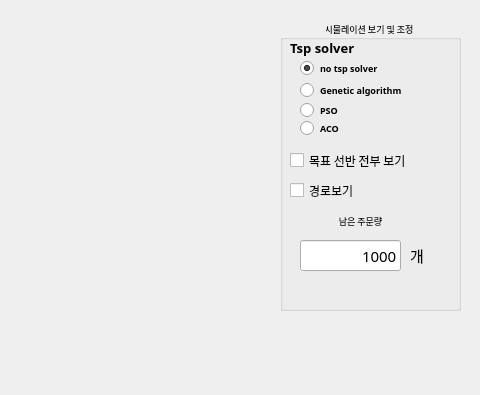
The window that Simulator.ui (JeonHyeongJunKW/warehouse-simulator) describes before a commit, drawn with Qt 5; both pictures show x 420 to 900 and y 0 to 395 of the 900 by 500 pixel window.
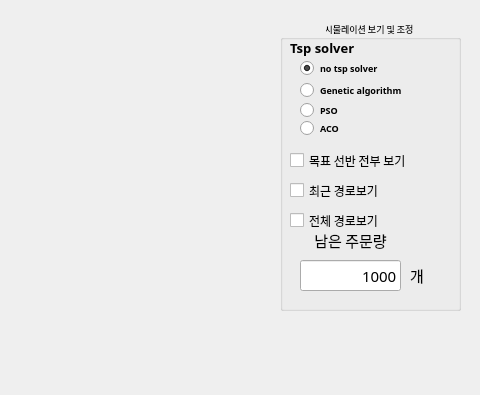
The same window after the commit.

```diff
--- a/Simulator.ui
+++ b/Simulator.ui
@@ -185,18 +185,23 @@
      </font>
     </property>
     <property name="text">
-     <string>경로보기 </string>
+     <string>최근 경로보기 </string>
     </property>
    </widget>
    <widget class="QLabel" name="label_2">
     <property name="geometry">
      <rect>
-      <x>40</x>
-      <y>190</y>
+      <x>30</x>
+      <y>210</y>
       <width>81</width>
       <height>21</height>
      </rect>
     </property>
+    <property name="font">
+     <font>
+      <pointsize>11</pointsize>
+     </font>
+    </property>
     <property name="text">
      <string>남은 주문량</string>
     </property>
@@ -211,7 +216,7 @@
     <property name="geometry">
      <rect>
       <x>20</x>
-      <y>220</y>
+      <y>240</y>
       <width>101</width>
       <height>31</height>
      </rect>
@@ -235,7 +240,7 @@
     <property name="geometry">
      <rect>
       <x>130</x>
-      <y>220</y>
+      <y>240</y>
       <width>21</width>
       <height>31</height>
      </rect>
@@ -249,6 +254,29 @@
      <string>개</string>
     </property>
    </widget>
+   <widget class="QCheckBox" name="checkBox_viewFullRoute">
+    <property name="enabled">
+     <bool>true</bool>
+    </property>
+    <property name="geometry">
+     <rect>
+      <x>10</x>
+      <y>190</y>
+      <width>131</width>
+      <height>21</height>
+     </rect>
+    </property>
+    <property name="font">
+     <font>
+      <pointsize>9</pointsize>
+      <weight>50</weight>
+      <bold>false</bold>
+     </font>
+    </property>
+    <property name="text">
+     <string>전체 경로보기</string>
+    </property>
+   </widget>
   </widget>
  </widget>
  <resources/>
```
